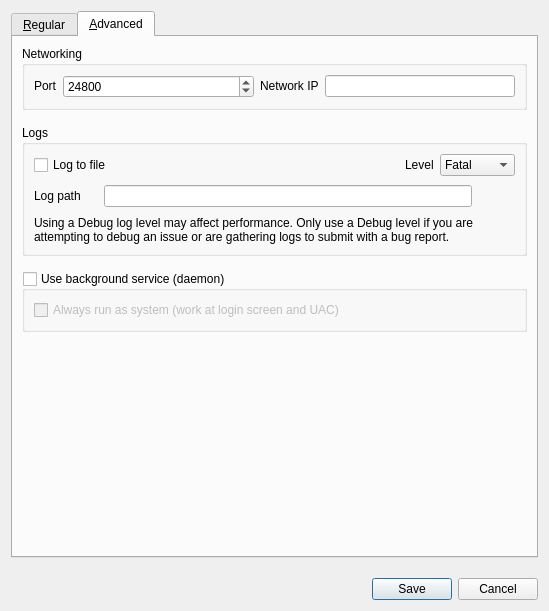
Qt form src/lib/gui/dialogs/SettingsDialog.ui (deskflow/deskflow) before a commit.
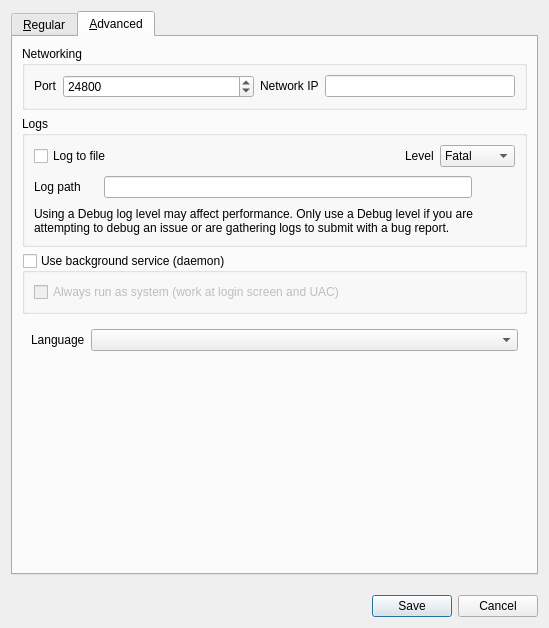
The same form after that commit. The open tabs and pages were chosen to show the change. Icons and pictures are not drawn.

Commit message: feat: expose language settings, populate a basic spanish translation

The edit to the form file:
```diff
--- a/src/lib/gui/dialogs/SettingsDialog.ui
+++ b/src/lib/gui/dialogs/SettingsDialog.ui
@@ -7,7 +7,7 @@
     <x>0</x>
     <y>0</y>
     <width>549</width>
-    <height>611</height>
+    <height>628</height>
    </rect>
   </property>
   <property name="windowTitle">
@@ -32,10 +32,7 @@
       <attribute name="title">
        <string>&amp;Regular</string>
       </attribute>
-      <layout class="QVBoxLayout" name="_8">
-       <property name="spacing">
-        <number>15</number>
-       </property>
+      <layout class="QVBoxLayout" name="verticalLayout_3">
        <item>
         <widget class="QGroupBox" name="groupClientOptions">
          <property name="sizePolicy">
@@ -106,11 +103,11 @@
          <property name="title">
           <string>App</string>
          </property>
-         <layout class="QVBoxLayout" name="_9">
+         <layout class="QVBoxLayout" name="verticalLayout_2">
           <item>
            <widget class="QCheckBox" name="cbAutoUpdate">
             <property name="text">
-             <string>Check for updates on startup </string>
+             <string>Check for updates on startup</string>
             </property>
            </widget>
           </item>
@@ -337,13 +334,7 @@
       <attribute name="title">
        <string>&amp;Advanced</string>
       </attribute>
-      <layout class="QVBoxLayout" name="_2">
-       <property name="spacing">
-        <number>15</number>
-       </property>
-       <property name="topMargin">
-        <number>9</number>
-       </property>
+      <layout class="QVBoxLayout" name="verticalLayout_4">
        <item>
         <widget class="QGroupBox" name="groupNetworking">
          <property name="sizePolicy">
@@ -638,6 +629,31 @@
          </layout>
         </widget>
        </item>
+       <item>
+        <widget class="QWidget" name="widgetLanguage" native="true">
+         <property name="toolTip">
+          <string>Force a language to be used for the gui.</string>
+         </property>
+         <layout class="QHBoxLayout" name="horizontalLayout_3">
+          <item>
+           <widget class="QLabel" name="lblLanguage">
+            <property name="sizePolicy">
+             <sizepolicy hsizetype="Maximum" vsizetype="Preferred">
+              <horstretch>0</horstretch>
+              <verstretch>0</verstretch>
+             </sizepolicy>
+            </property>
+            <property name="text">
+             <string>Language</string>
+            </property>
+           </widget>
+          </item>
+          <item>
+           <widget class="QComboBox" name="comboLanguage"/>
+          </item>
+         </layout>
+        </widget>
+       </item>
        <item>
         <spacer name="verticalSpacer">
          <property name="orientation">
@@ -651,6 +667,11 @@
          </property>
         </spacer>
        </item>
+       <item>
+        <widget class="QWidget" name="widgetLangControls" native="true">
+         <layout class="QHBoxLayout" name="horizontalLayout_2"/>
+        </widget>
+       </item>
       </layout>
      </widget>
     </widget>
```
Left out of the diff: 1 changed line with no effect on the pictures. The commit also changes 4 other files.
